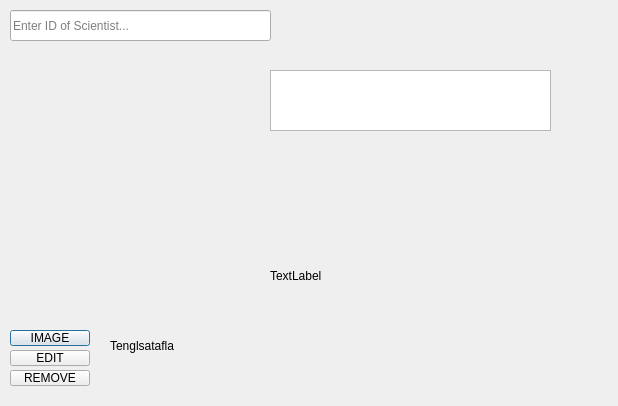
Qt form scientistinfodialog.ui (hermanno16/vika333) before a commit.
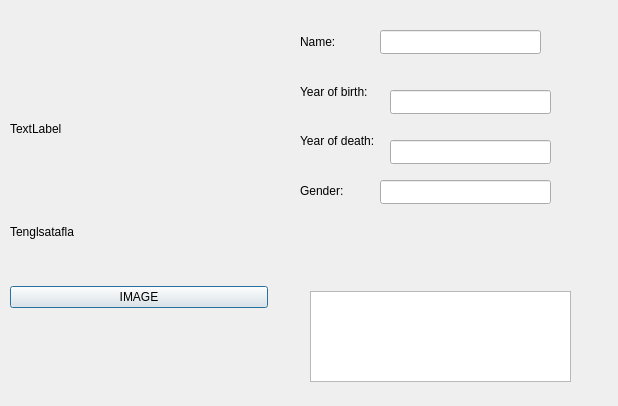
The same form after that commit.

Commit message: info gluggi a goðri leið

Patch:
```diff
--- a/scientistinfodialog.ui
+++ b/scientistinfodialog.ui
@@ -13,91 +13,13 @@
   <property name="windowTitle">
    <string>Dialog</string>
   </property>
-  <widget class="QLabel" name="label_image">
-   <property name="geometry">
-    <rect>
-     <x>10</x>
-     <y>80</y>
-     <width>231</width>
-     <height>221</height>
-    </rect>
-   </property>
-   <property name="text">
-    <string/>
-   </property>
-  </widget>
-  <widget class="QPushButton" name="browse_image_clicked">
-   <property name="geometry">
-    <rect>
-     <x>10</x>
-     <y>330</y>
-     <width>80</width>
-     <height>16</height>
-    </rect>
-   </property>
-   <property name="text">
-    <string>IMAGE</string>
-   </property>
-  </widget>
-  <widget class="QPushButton" name="edit_scientist">
-   <property name="geometry">
-    <rect>
-     <x>10</x>
-     <y>350</y>
-     <width>80</width>
-     <height>16</height>
-    </rect>
-   </property>
-   <property name="text">
-    <string>EDIT</string>
-   </property>
-  </widget>
-  <widget class="QPushButton" name="remove_scientist">
-   <property name="geometry">
-    <rect>
-     <x>10</x>
-     <y>370</y>
-     <width>80</width>
-     <height>16</height>
-    </rect>
-   </property>
-   <property name="text">
-    <string>REMOVE</string>
-   </property>
-  </widget>
-  <widget class="QLabel" name="scientist_info">
-   <property name="geometry">
-    <rect>
-     <x>270</x>
-     <y>160</y>
-     <width>281</width>
-     <height>231</height>
-    </rect>
-   </property>
-   <property name="text">
-    <string>TextLabel</string>
-   </property>
-  </widget>
-  <widget class="QLabel" name="scientist_relation">
-   <property name="geometry">
-    <rect>
-     <x>110</x>
-     <y>310</y>
-     <width>141</width>
-     <height>71</height>
-    </rect>
-   </property>
-   <property name="text">
-    <string>Tenglsatafla</string>
-   </property>
-  </widget>
   <widget class="QTableWidget" name="scientist_data">
    <property name="geometry">
     <rect>
-     <x>270</x>
-     <y>70</y>
-     <width>281</width>
-     <height>61</height>
+     <x>310</x>
+     <y>291</y>
+     <width>261</width>
+     <height>91</height>
     </rect>
    </property>
    <property name="showGrid">
@@ -107,39 +29,143 @@
     <enum>Qt::NoPen</enum>
    </property>
    <attribute name="horizontalHeaderVisible">
-    <bool>true</bool>
+    <bool>false</bool>
    </attribute>
   </widget>
-  <widget class="QLineEdit" name="id_input">
+  <widget class="QLineEdit" name="info_display_name">
+   <property name="geometry">
+    <rect>
+     <x>380</x>
+     <y>30</y>
+     <width>161</width>
+     <height>24</height>
+    </rect>
+   </property>
+  </widget>
+  <widget class="QLineEdit" name="info_display_year_of_birth">
+   <property name="geometry">
+    <rect>
+     <x>390</x>
+     <y>90</y>
+     <width>161</width>
+     <height>24</height>
+    </rect>
+   </property>
+  </widget>
+  <widget class="QLineEdit" name="info_display_year_of_death">
+   <property name="geometry">
+    <rect>
+     <x>390</x>
+     <y>140</y>
+     <width>161</width>
+     <height>24</height>
+    </rect>
+   </property>
+  </widget>
+  <widget class="QLineEdit" name="info_display_gender">
+   <property name="geometry">
+    <rect>
+     <x>380</x>
+     <y>180</y>
+     <width>171</width>
+     <height>24</height>
+    </rect>
+   </property>
+  </widget>
+  <widget class="QWidget" name="">
    <property name="geometry">
     <rect>
      <x>10</x>
-     <y>10</y>
-     <width>261</width>
-     <height>31</height>
+     <y>80</y>
+     <width>258</width>
+     <height>359</height>
     </rect>
    </property>
-   <property name="mouseTracking">
-    <bool>true</bool>
+   <layout class="QVBoxLayout" name="verticalLayout">
+    <item>
+     <widget class="QLabel" name="scientist_info">
+      <property name="text">
+       <string>TextLabel</string>
+      </property>
+     </widget>
+    </item>
+    <item>
+     <widget class="QLabel" name="scientist_relation">
+      <property name="text">
+       <string>Tenglsatafla</string>
+      </property>
+     </widget>
+    </item>
+    <item>
+     <widget class="QPushButton" name="browse_image_clicked">
+      <property name="text">
+       <string>IMAGE</string>
+      </property>
+     </widget>
+    </item>
+    <item>
+     <widget class="QLabel" name="label_image">
+      <property name="text">
+       <string/>
+      </property>
+     </widget>
+    </item>
+    <item>
+     <widget class="QPushButton" name="edit_scientist">
+      <property name="text">
+       <string>EDIT</string>
+      </property>
+     </widget>
+    </item>
+   </layout>
+  </widget>
+  <widget class="QWidget" name="">
+   <property name="geometry">
+    <rect>
+     <x>300</x>
+     <y>20</y>
+     <width>157</width>
+     <height>192</height>
+    </rect>
    </property>
-   <property name="layoutDirection">
-    <enum>Qt::LeftToRight</enum>
-   </property>
-   <property name="autoFillBackground">
-    <bool>false</bool>
-   </property>
-   <property name="alignment">
-    <set>Qt::AlignLeading|Qt::AlignLeft|Qt::AlignVCenter</set>
-   </property>
-   <property name="placeholderText">
-    <string>Enter ID of Scientist...</string>
-   </property>
-   <property name="cursorMoveStyle">
-    <enum>Qt::LogicalMoveStyle</enum>
-   </property>
-   <property name="clearButtonEnabled">
-    <bool>true</bool>
-   </property>
+   <layout class="QVBoxLayout" name="verticalLayout_2">
+    <item>
+     <layout class="QHBoxLayout" name="horizontalLayout">
+      <item>
+       <widget class="QLabel" name="label">
+        <property name="text">
+         <string>Name:</string>
+        </property>
+       </widget>
+      </item>
+     </layout>
+    </item>
+    <item>
+     <widget class="QLabel" name="label_2">
+      <property name="text">
+       <string>Year of birth:</string>
+      </property>
+     </widget>
+    </item>
+    <item>
+     <widget class="QLabel" name="label_3">
+      <property name="text">
+       <string>Year of death:</string>
+      </property>
+     </widget>
+    </item>
+    <item>
+     <layout class="QHBoxLayout" name="horizontalLayout_2">
+      <item>
+       <widget class="QLabel" name="label_4">
+        <property name="text">
+         <string>Gender:</string>
+        </property>
+       </widget>
+      </item>
+     </layout>
+    </item>
+   </layout>
   </widget>
  </widget>
  <resources/>
```
Left out of the diff: 2 changed lines with no effect on the pictures. The commit also changes 9 other files.
